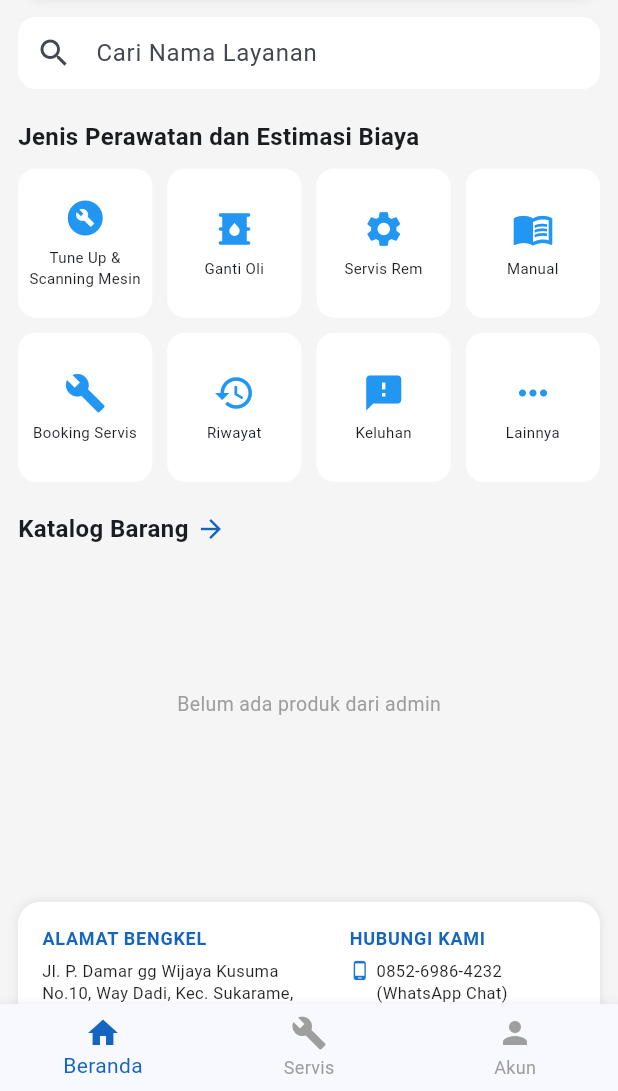
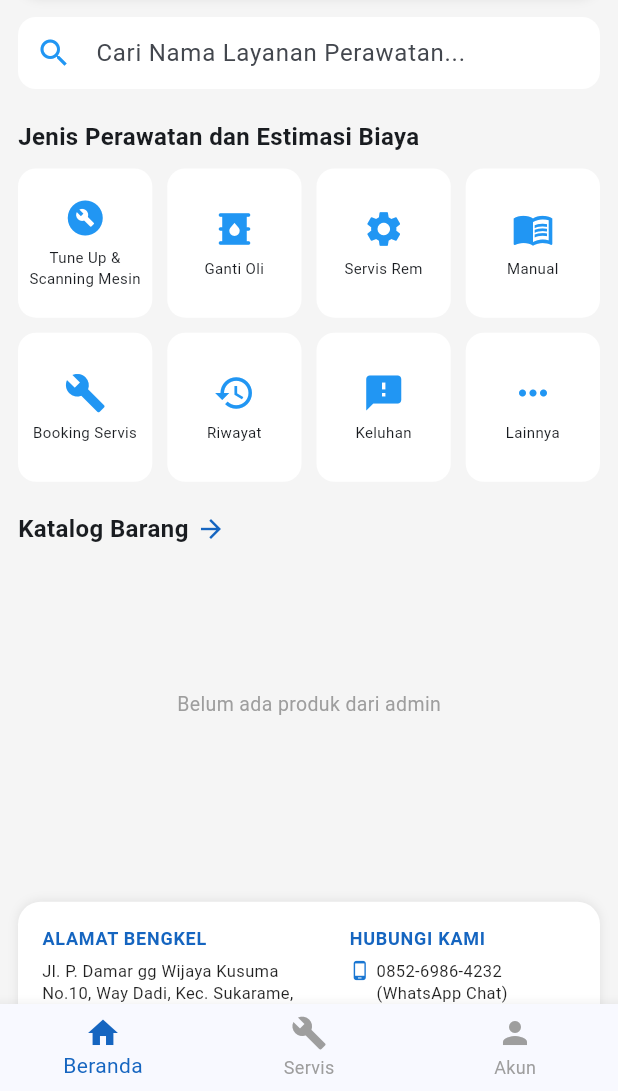
Before and after one commit to Intanmgh/ProjectBengkel, a Flutter app: the DashboardMobilePage screen opened directly, on a phone screen of 412 x 824 dp, the part 145-1236 px from its top. Run offline on Flutter 3.47's test engine with Material 3 defaults, Android fonts, the light colour scheme and no system bars; our stand-ins replace cloud_firestore, firebase_auth, firebase_core; accounts and stored records are empty.

Commit message:
perbaikan search bar jenis perawatan

```diff
--- a/lib/pages/mobile/dashboard_mobile_page.dart
+++ b/lib/pages/mobile/dashboard_mobile_page.dart
@@ -1,34 +1,31 @@
 import 'package:flutter/material.dart';
 import 'package:firebase_auth/firebase_auth.dart';
-import 'package:cloud_firestore/cloud_firestore.dart'; // 👈 Tambahan: Untuk koneksi Firestore
-import 'package:intl/intl.dart'; // 👈 Tambahan: Untuk format rupiah otomatis
+import 'package:cloud_firestore/cloud_firestore.dart';
+import 'package:intl/intl.dart';
 import 'keluhan_mobile_page.dart';
 import 'servis_mobile_page.dart';
 import 'akun_mobile_page.dart';
 import 'detail_perawatan_page.dart';
 import 'semua_perawatan_page.dart';
-import 'katalog_barang_page.dart'; // 👈 Tambahan: Import halaman katalog barang
+import 'katalog_barang_page.dart';
 
-class DashboardMobilePage extends StatelessWidget {
+// 🔥 SEKARANG DIUBAH MENJADI STATEFULWIDGET AGAR SEARCH BAR BISA MERESPONS KETIKAN LIVE
+class DashboardMobilePage extends StatefulWidget {
   const DashboardMobilePage({super.key});
 
-  // 🔥 LOGIKA GAMBAR PINTAR: Mencocokkan kategori dari database admin dengan aset gambar lokal kamu
-  String _getGambarKategori(String kategori) {
-    switch (kategori) {
-      case "Oli":
-        return "assets/oli_gardan.png"; // 👈 Sesuaikan dengan path aset oli kamu
-      case "Filter":
-        return "assets/primaxp.png";    // 👈 Sesuaikan dengan path aset filter kamu
-      case "Kampas":
-        return "assets/minyak_rem.png"; // 👈 Sesuaikan dengan path aset kampas kamu
-      default:
-        return "assets/shell_yellow.png"; // Gambar cadangan jika tidak ada yang cocok
-    }
+  @override
+  State<DashboardMobilePage> createState() => _DashboardMobilePageState();
 }
 
-  @override
-  Widget build(BuildContext context) {
-    final user = FirebaseAuth.instance.currentUser;
+class _DashboardMobilePageState extends State<DashboardMobilePage> {
+  // Controller dan Variabel untuk menampung teks pencarian jenis perawatan
+  final TextEditingController _searchLayananController = TextEditingController();
+  String _keywordLayanan = "";
+
+  // 🔥 LOGIKA GAMBAR AMAN: Kembali ke gambar bawaan agar tidak memicu eror silang merah
+  String _getGambarKategori(String kategori) {
+    return "assets/shell_yellow.png";
+  }
 
   // 8 Data Menu Layanan Lengkap dengan Detail Konten Dinamis
   final List<Map<String, dynamic>> layanan = [
@@ -123,9 +120,24 @@ class DashboardMobilePage extends StatelessWidget {
     },
   ];
 
+  @override
+  void dispose() {
+    _searchLayananController.dispose();
+    super.dispose();
+  }
+
+  @override
+  Widget build(BuildContext context) {
+    final user = FirebaseAuth.instance.currentUser;
+
+    // 🔥 LOGIKA FILTER: Menyaring list menu lokal berdasarkan inputan teks di Search Bar
+    final List<Map<String, dynamic>> layananTerfilter = layanan.where((item) {
+      final String judulLayanan = item["title"].toString().toLowerCase();
+      return judulLayanan.contains(_keywordLayanan);
+    }).toList();
+
     return Scaffold(
       backgroundColor: Colors.grey.shade100,
-
       body: SafeArea(
         child: SingleChildScrollView(
           child: Column(
@@ -138,10 +150,7 @@ class DashboardMobilePage extends StatelessWidget {
                   color: Colors.white,
                   borderRadius: BorderRadius.circular(15),
                   boxShadow: [
-                    BoxShadow(
-                      color: Colors.grey.shade300,
-                      blurRadius: 5,
-                    ),
+                    BoxShadow(color: Colors.grey.shade300, blurRadius: 5),
                   ],
                 ),
                 child: Row(
@@ -162,17 +171,9 @@ class DashboardMobilePage extends StatelessWidget {
                         children: [
                           Text(
                             "JIMU MITSUBISHI",
-                            style: TextStyle(
-                              fontWeight: FontWeight.bold,
-                              fontSize: 16,
+                            style: TextStyle(fontWeight: FontWeight.bold, fontSize: 16),
                           ),
-                          ),
-                          Text(
-                            "Bengkel Terbaik",
-                            style: TextStyle(
-                              color: Colors.grey,
-                            ),
-                          ),
+                          Text("Bengkel Terbaik", style: TextStyle(color: Colors.grey)),
                         ],
                       ),
                     ),
@@ -188,13 +189,31 @@ class DashboardMobilePage extends StatelessWidget {
                 ),
               ),
 
-              // ================= SEARCH =================
+              // ================= SEARCH BAR (AKTIF & BERFUNGSI) =================
               Padding(
                 padding: const EdgeInsets.symmetric(horizontal: 12),
                 child: TextField(
+                  controller: _searchLayananController,
+                  onChanged: (value) {
+                    setState(() {
+                      _keywordLayanan = value.toLowerCase(); // Re-render widget tiap ada ketikan baru
+                    });
+                  },
                   decoration: InputDecoration(
-                    hintText: "Cari Nama Layanan",
-                    prefixIcon: const Icon(Icons.search),
+                    hintText: "Cari Nama Layanan Perawatan...",
+                    prefixIcon: const Icon(Icons.search, color: Colors.blue),
+                    // Menampilkan tombol 'X' pembersih teks jika kolom tidak kosong
+                    suffixIcon: _searchLayananController.text.isNotEmpty
+                        ? IconButton(
+                            icon: const Icon(Icons.clear, color: Colors.grey),
+                            onPressed: () {
+                              setState(() {
+                                _searchLayananController.clear();
+                                _keywordLayanan = "";
+                              });
+                            },
+                          )
+                        : null,
                     filled: true,
                     fillColor: Colors.white,
                     contentPadding: const EdgeInsets.symmetric(vertical: 0),
@@ -208,30 +227,40 @@ class DashboardMobilePage extends StatelessWidget {
 
               const SizedBox(height: 20),
 
-              // ================= JUDUL =================
+              // ================= JUDUL LAYANAN =================
               const Padding(
                 padding: EdgeInsets.symmetric(horizontal: 12),
                 child: Align(
                   alignment: Alignment.centerLeft,
                   child: Text(
                     "Jenis Perawatan dan Estimasi Biaya",
-                    style: TextStyle(
-                      fontWeight: FontWeight.bold,
-                      fontSize: 16,
-                    ),
+                    style: TextStyle(fontWeight: FontWeight.bold, fontSize: 16),
                   ),
                 ),
               ),
 
               const SizedBox(height: 10),
 
-              // ================= GRID MENU LAYANAN =================
+              // ================= GRID MENU LAYANAN (TERFILTER NYATA) =================
               Padding(
                 padding: const EdgeInsets.symmetric(horizontal: 12),
-                child: GridView.builder(
+                child: layananTerfilter.isEmpty
+                    ? const Card(
+                        color: Colors.white,
+                        child: Padding(
+                          padding: EdgeInsets.all(16.0),
+                          child: Center(
+                            child: Text(
+                              "Layanan menu tidak ditemukan",
+                              style: TextStyle(color: Colors.grey, fontSize: 13),
+                            ),
+                          ),
+                        ),
+                      )
+                    : GridView.builder(
                         shrinkWrap: true,
                         physics: const NeverScrollableScrollPhysics(),
-                  itemCount: layanan.length,
+                        itemCount: layananTerfilter.length, // Menyesuaikan jumlah item terfilter
                         gridDelegate: const SliverGridDelegateWithFixedCrossAxisCount(
                           crossAxisCount: 4,
                           childAspectRatio: 0.9,
@@ -242,14 +271,12 @@ class DashboardMobilePage extends StatelessWidget {
                           return InkWell(
                             borderRadius: BorderRadius.circular(12),
                             onTap: () {
-                        final title = layanan[index]["title"];
+                              final title = layananTerfilter[index]["title"];
 
                               if (title == "Keluhan") {
                                 Navigator.push(
                                   context,
-                            MaterialPageRoute(
-                              builder: (_) => const KeluhanMobilePage(),
-                            ),
+                                  MaterialPageRoute(builder: (_) => const KeluhanMobilePage()),
                                 );
                               }
                               else if (title == "Lainnya") {
@@ -264,7 +291,7 @@ class DashboardMobilePage extends StatelessWidget {
                                 Navigator.push(
                                   context,
                                   MaterialPageRoute(
-                              builder: (_) => DetailPerawatanPage(dataLayanan: layanan[index]),
+                                    builder: (_) => DetailPerawatanPage(dataLayanan: layananTerfilter[index]),
                                   ),
                                 );
                               }
@@ -278,17 +305,15 @@ class DashboardMobilePage extends StatelessWidget {
                                 mainAxisAlignment: MainAxisAlignment.center,
                                 children: [
                                   Icon(
-                              layanan[index]["icon"],
+                                    layananTerfilter[index]["icon"],
                                     color: Colors.blue,
                                     size: 28,
                                   ),
                                   const SizedBox(height: 5),
                                   Text(
-                              layanan[index]["title"],
+                                    layananTerfilter[index]["title"],
                                     textAlign: TextAlign.center,
-                              style: const TextStyle(
-                                fontSize: 10,
-                              ),
+                                    style: const TextStyle(fontSize: 10),
                                   ),
                                 ],
                               ),
@@ -300,31 +325,27 @@ class DashboardMobilePage extends StatelessWidget {
 
               const SizedBox(height: 20),
 
-              // ================= KATALOG BARANG (KLIK LANGSUNG PINDAH HALAMAN) =================
+              // ================= KATALOG BARANG =================
               Padding(
                 padding: const EdgeInsets.symmetric(horizontal: 12),
                 child: Align(
-                  alignment: Alignment.centerLeft, // 👈 Memaksa seluruh isi Row di bawahnya mentok ke kiri
+                  alignment: Alignment.centerLeft,
                   child: GestureDetector(
                     onTap: () {
-                      // 🚀 SAAT DIPENCET: Pindah otomatis ke halaman penuh katalog
                       Navigator.push(
                         context,
                         MaterialPageRoute(builder: (_) => const KatalogBarangPage()),
                       );
                     },
                     child: Row(
-                      mainAxisSize: MainAxisSize.min, // Agar area klik hanya sebatas tulisan dan panah saja
+                      mainAxisSize: MainAxisSize.min,
                       children: [
                         const Text(
                           "Katalog Barang",
-                          style: TextStyle(
-                            fontWeight: FontWeight.bold,
-                            fontSize: 16,
-                          ),
+                          style: TextStyle(fontWeight: FontWeight.bold, fontSize: 16),
                         ),
                         const SizedBox(width: 5),
-                        Icon(Icons.arrow_forward, color: Colors.blue.shade800, size: 20), // Sedikit sentuhan warna biru biar senada
+                        Icon(Icons.arrow_forward, color: Colors.blue.shade800, size: 20),
                       ],
                     ),
                   ),
@@ -333,11 +354,10 @@ class DashboardMobilePage extends StatelessWidget {
 
               const SizedBox(height: 10),
 
-              // ================= HORIZONTAL LIST DATA NYAMBUNG FIREBASE =================
+              // ================= HORIZONTAL LIST DATA FIREBASE =================
               SizedBox(
-                height: 190, // Dinaikkan sedikit ke 190 agar border biru bawah tidak terpotong
+                height: 190,
                 child: StreamBuilder<QuerySnapshot>(
-                  // Mengambil data sparepart real-time yang diinput oleh Farid di Admin
                   stream: FirebaseFirestore.instance.collection('sparepart').snapshots(),
                   builder: (context, snapshot) {
                     if (snapshot.connectionState == ConnectionState.waiting) {
@@ -366,7 +386,6 @@ class DashboardMobilePage extends StatelessWidget {
                         String namaBarang = data['nama'] ?? "-";
                         int hargaJual = data['harga_jual'] ?? 0;
 
-                        // Format mata uang Rupiah
                         final formatRupiah = NumberFormat.currency(
                           locale: 'id_ID',
                           symbol: 'Rp. ',
@@ -380,22 +399,17 @@ class DashboardMobilePage extends StatelessWidget {
                           decoration: BoxDecoration(
                             color: Colors.white,
                             borderRadius: BorderRadius.circular(15),
-                            border: Border.all(color: Colors.blue, width: 1.5), // Sesuai mockup ber-border biru
+                            border: Border.all(color: Colors.blue, width: 1.5),
                           ),
                           child: Column(
                             mainAxisAlignment: MainAxisAlignment.center,
                             children: [
-                              // Gambar pintar otomatis menyedot dari logika kategori diatas
                               Expanded(
                                 child: Image.asset(
                                   _getGambarKategori(kategoriBarang),
                                   fit: BoxFit.contain,
                                   errorBuilder: (context, error, stackTrace) {
-                                    return const Icon(
-                                      Icons.oil_barrel,
-                                      size: 45,
-                                      color: Colors.orange,
-                                    );
+                                    return const Icon(Icons.oil_barrel, size: 45, color: Colors.orange);
                                   },
                                 ),
                               ),
@@ -410,10 +424,7 @@ class DashboardMobilePage extends StatelessWidget {
                               const SizedBox(height: 5),
                               Text(
                                 formatRupiah.format(hargaJual),
-                                style: const TextStyle(
-                                  fontWeight: FontWeight.bold,
-                                  fontSize: 11,
-                                ),
+                                style: const TextStyle(fontWeight: FontWeight.bold, fontSize: 11),
                               ),
                             ],
                           ),
@@ -435,10 +446,7 @@ class DashboardMobilePage extends StatelessWidget {
                   color: Colors.white,
                   borderRadius: BorderRadius.circular(15),
                   boxShadow: [
-                    BoxShadow(
-                      color: Colors.grey.shade300,
-                      blurRadius: 5,
-                    ),
+                    BoxShadow(color: Colors.grey.shade300, blurRadius: 5),
                   ],
                 ),
                 child: Column(
@@ -464,11 +472,7 @@ class DashboardMobilePage extends StatelessWidget {
                               const SizedBox(height: 6),
                               const Text(
                                 "Jl. P. Damar gg Wijaya Kusuma No.10, Way Dadi, Kec. Sukarame, Kota Bandar Lampung, Lampung 35131",
-                                style: TextStyle(
-                                  color: Colors.black87,
-                                  fontSize: 11,
-                                  height: 1.4,
-                                ),
+                                style: TextStyle(color: Colors.black87, fontSize: 11, height: 1.4),
                               ),
                             ],
                           ),
@@ -497,11 +501,7 @@ class DashboardMobilePage extends StatelessWidget {
                                   const Expanded(
                                     child: Text(
                                       "0852-6986-4232\n(WhatsApp Chat)",
-                                      style: TextStyle(
-                                        color: Colors.black87,
-                                        fontSize: 11,
-                                        height: 1.4,
-                                      ),
+                                      style: TextStyle(color: Colors.black87, fontSize: 11, height: 1.4),
                                     ),
                                   ),
                                 ],
@@ -522,19 +522,13 @@ class DashboardMobilePage extends StatelessWidget {
                           const Text(
                             "© 2026 PT Karya Baik Bersama, Indonesia",
                             textAlign: TextAlign.center,
-                            style: TextStyle(
-                              color: Colors.grey,
-                              fontSize: 10,
-                            ),
+                            style: TextStyle(color: Colors.grey, fontSize: 10),
                           ),
                           const SizedBox(height: 2),
                           Text(
                             "Login sebagai: ${user?.email ?? 'Pengguna'}",
                             textAlign: TextAlign.center,
-                            style: TextStyle(
-                              color: Colors.grey.shade400,
-                              fontSize: 9,
-                            ),
+                            style: TextStyle(color: Colors.grey.shade400, fontSize: 9),
                           ),
                         ],
                       ),
@@ -568,18 +562,9 @@ class DashboardMobilePage extends StatelessWidget {
           }
         },
         items: const [
-          BottomNavigationBarItem(
-            icon: Icon(Icons.home),
-            label: "Beranda",
-          ),
-          BottomNavigationBarItem(
-            icon: Icon(Icons.build),
-            label: "Servis",
-          ),
-          BottomNavigationBarItem(
-            icon: Icon(Icons.person),
-            label: "Akun",
-          ),
+          BottomNavigationBarItem(icon: Icon(Icons.home), label: "Beranda"),
+          BottomNavigationBarItem(icon: Icon(Icons.build), label: "Servis"),
+          BottomNavigationBarItem(icon: Icon(Icons.person), label: "Akun"),
         ],
       ),
     );
```
Lines whose indentation alone changed are shown as unchanged.
